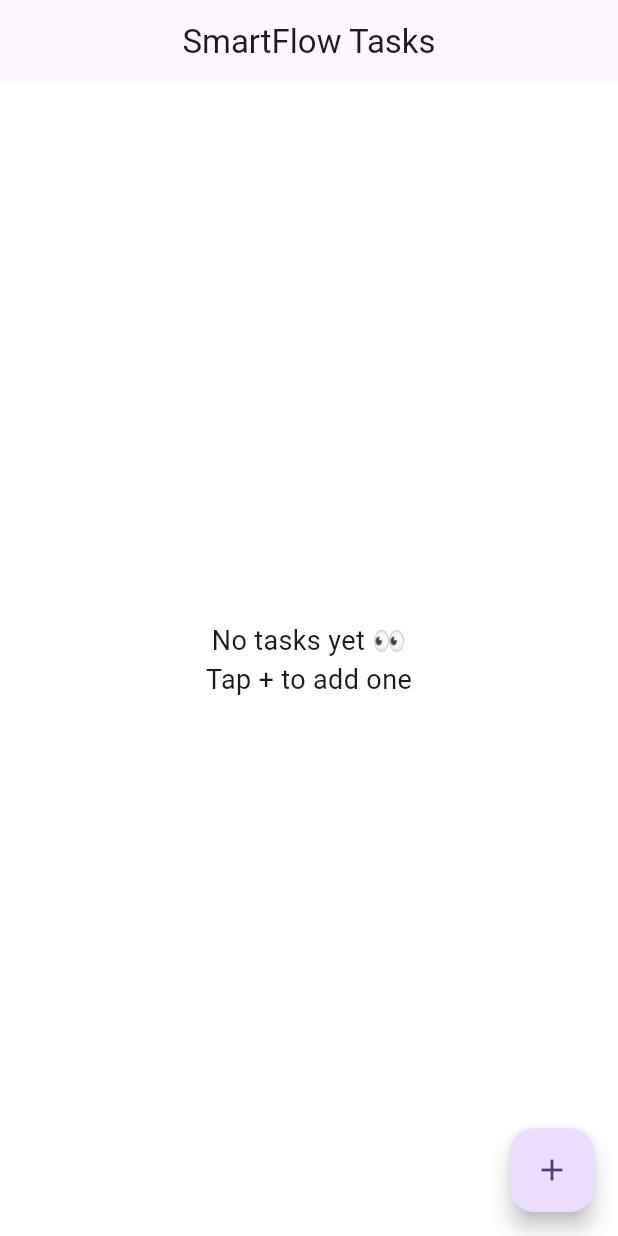
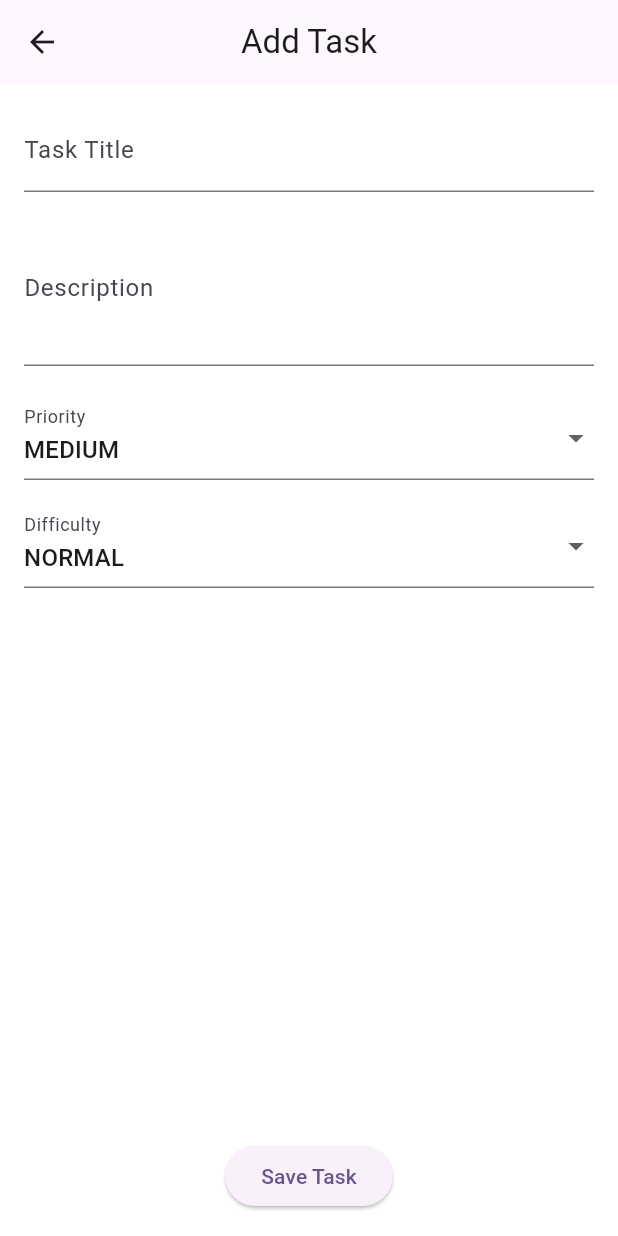
Before and after one commit to Abdul-samad-AI/smartflow_todo, a Flutter app: the screen it shows after launch, after a tap on the "add" icon, on a phone screen of 412 x 824 dp. Run offline on Flutter 3.47's test engine with Material 3 defaults, Android fonts, the phone set to English and light mode, and no system bars.

Commit message:
Add AddTask screen with priority and difficulty

```diff
--- /dev/null
+++ b/lib/presentation/screens/add_task_screen.dart
@@ -0,0 +1,98 @@
+import 'package:flutter/material.dart';
+import '../../data/models/task_model.dart';
+
+class AddTaskScreen extends StatefulWidget {
+  const AddTaskScreen({super.key});
+
+  @override
+  State<AddTaskScreen> createState() => _AddTaskScreenState();
+}
+
+class _AddTaskScreenState extends State<AddTaskScreen> {
+  final _titleController = TextEditingController();
+  final _descriptionController = TextEditingController();
+
+  TaskPriority _priority = TaskPriority.medium;
+  TaskDifficulty _difficulty = TaskDifficulty.normal;
+
+  @override
+  Widget build(BuildContext context) {
+    return Scaffold(
+      appBar: AppBar(
+        title: const Text('Add Task'),
+      ),
+      body: Padding(
+        padding: const EdgeInsets.all(16),
+        child: Column(
+          children: [
+            TextField(
+              controller: _titleController,
+              decoration: const InputDecoration(
+                labelText: 'Task Title',
+              ),
+            ),
+            const SizedBox(height: 12),
+            TextField(
+              controller: _descriptionController,
+              decoration: const InputDecoration(
+                labelText: 'Description',
+              ),
+              maxLines: 3,
+            ),
+            const SizedBox(height: 20),
+
+            // Priority
+            DropdownButtonFormField<TaskPriority>(
+              value: _priority,
+              decoration: const InputDecoration(
+                labelText: 'Priority',
+              ),
+              items: TaskPriority.values.map((priority) {
+                return DropdownMenuItem(
+                  value: priority,
+                  child: Text(priority.name.toUpperCase()),
+                );
+              }).toList(),
+              onChanged: (value) {
+                setState(() {
+                  _priority = value!;
+                });
+              },
+            ),
+
+            const SizedBox(height: 16),
+
+            // Difficulty
+            DropdownButtonFormField<TaskDifficulty>(
+              value: _difficulty,
+              decoration: const InputDecoration(
+                labelText: 'Difficulty',
+              ),
+              items: TaskDifficulty.values.map((difficulty) {
+                return DropdownMenuItem(
+                  value: difficulty,
+                  child: Text(difficulty.name.toUpperCase()),
+                );
+              }).toList(),
+              onChanged: (value) {
+                setState(() {
+                  _difficulty = value!;
+                });
+              },
+            ),
+
+            const Spacer(),
+
+            ElevatedButton(
+              onPressed: () {
+                // Save logic comes next
+                Navigator.pop(context);
+              },
+              child: const Text('Save Task'),
+            ),
+          ],
+        ),
+      ),
+    );
+  }
+}
--- a/lib/presentation/screens/task_list_screen.dart
+++ b/lib/presentation/screens/task_list_screen.dart
@@ -1,4 +1,5 @@
 import 'package:flutter/material.dart';
+import 'add_task_screen.dart';
 
 class TaskListScreen extends StatelessWidget {
   const TaskListScreen({super.key});
@@ -17,11 +18,16 @@ class TaskListScreen extends StatelessWidget {
         ),
       ),
       floatingActionButton: FloatingActionButton(
-        onPressed: () {
-          // Add Task screen will come next
-        },
-        child: const Icon(Icons.add),
+         onPressed: () {
+            Navigator.push(
+             context,
+            MaterialPageRoute(
+                builder: (_) => const AddTaskScreen(),
       ),
+    );
+  },
+  child: const Icon(Icons.add),
+),
     );
   }
 }
```
